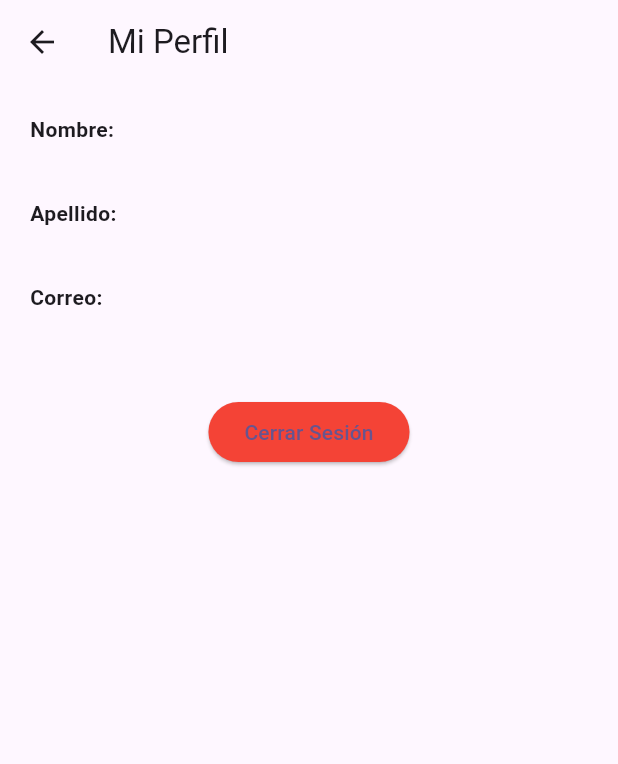
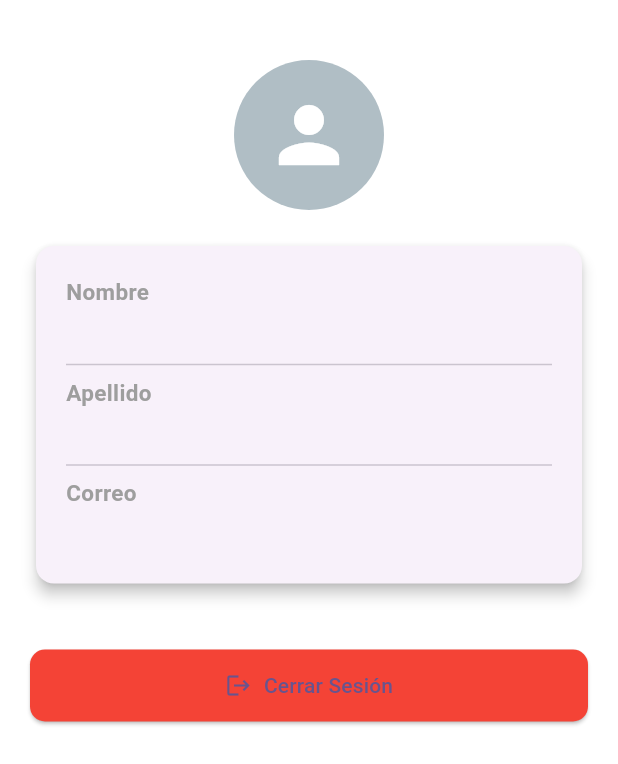
Before and after one commit to Luisfernando0091/OPCION_HELP_MOVIL, a Flutter app: the PerfilScreen screen opened by its route, on a phone screen of 412 x 824 dp. Shown: the top 764 px of the screen. Run offline on Flutter 3.47's test engine with Material 3 defaults, Android fonts, the phone set to English and light mode, and no system bars; our stand-ins replace firebase_core, firebase_messaging, flutter_local_notifications, shared_preferences; accounts and stored records are empty; network calls fail.

Commit message:
V26-11-25V1

```diff
--- a/lib/view/screens/incidente/incidente.dart
+++ b/lib/view/screens/incidente/incidente.dart
@@ -59,7 +59,8 @@ class _IncidentesPageState extends State<IncidentesPage> {
 
           // ⚠ SI LA LISTA ESTÁ VACÍA, MOSTRAR CALENDARIO AUTOMÁTICAMENTE
           if (listaFiltrada.isEmpty) {
-            return Column(
+            return Center(
+              child: Column(
                 children: [
                   const SizedBox(height: 80),
                   const Icon(Icons.inbox, size: 80, color: Colors.grey),
@@ -90,6 +91,7 @@ class _IncidentesPageState extends State<IncidentesPage> {
                     },
                   ),
                 ],
+              ),
             );
           }
 
--- a/lib/view/screens/login/perfil/perfil.dart
+++ b/lib/view/screens/login/perfil/perfil.dart
@@ -46,29 +46,56 @@ class _PerfilScreenState extends State<PerfilScreen> {
     }
 
     return Scaffold(
-      appBar: AppBar(title: const Text("Mi Perfil")),
-      body: Padding(
-        padding: const EdgeInsets.all(20),
+      backgroundColor: Colors.white,
+      body: SingleChildScrollView(
+        padding: const EdgeInsets.symmetric(horizontal: 20, vertical: 40),
         child: Column(
-          crossAxisAlignment: CrossAxisAlignment.start,
           children: [
-            Text("Nombre:", style: TextStyle(fontWeight: FontWeight.bold)),
-            Text(user!.name, style: TextStyle(fontSize: 18)),
-            const SizedBox(height: 10),
+            // FOTO DE PERFIL
+            CircleAvatar(
+              radius: 50,
+              backgroundColor: Colors.blueGrey.shade200,
+              child: const Icon(Icons.person, size: 60, color: Colors.white),
+            ),
+            const SizedBox(height: 20),
 
-            Text("Apellido:", style: TextStyle(fontWeight: FontWeight.bold)),
-            Text(user!.lastName, style: TextStyle(fontSize: 18)),
-            const SizedBox(height: 10),
+            // CARD CON INFORMACIÓN
+            Card(
+              elevation: 4,
+              shape: RoundedRectangleBorder(
+                borderRadius: BorderRadius.circular(12),
+              ),
+              child: Padding(
+                padding: const EdgeInsets.all(20),
+                child: Column(
+                  crossAxisAlignment: CrossAxisAlignment.start,
+                  children: [
+                    profileItem("Nombre", user!.name),
+                    const Divider(),
+                    profileItem("Apellido", user!.lastName),
+                    const Divider(),
+                    profileItem("Correo", user!.email),
+                  ],
+                ),
+              ),
+            ),
 
-            Text("Correo:", style: TextStyle(fontWeight: FontWeight.bold)),
-            Text(user!.email, style: TextStyle(fontSize: 18)),
-            const SizedBox(height: 30),
+            const SizedBox(height: 40),
 
-            Center(
-              child: ElevatedButton(
+            // BOTÓN CERRAR SESIÓN
+            SizedBox(
+              width: double.infinity,
+              child: ElevatedButton.icon(
                 onPressed: logout,
-                style: ElevatedButton.styleFrom(backgroundColor: Colors.red),
-                child: const Text("Cerrar Sesión"),
+                icon: const Icon(Icons.logout),
+                label: const Text("Cerrar Sesión"),
+                style: ElevatedButton.styleFrom(
+                  backgroundColor: Colors.red,
+                  padding: const EdgeInsets.symmetric(vertical: 14),
+                  shape: RoundedRectangleBorder(
+                    borderRadius: BorderRadius.circular(10),
+                  ),
+                ),
               ),
             ),
           ],
@@ -76,4 +103,22 @@ class _PerfilScreenState extends State<PerfilScreen> {
       ),
     );
   }
+
+  Widget profileItem(String title, String value) {
+    return Column(
+      crossAxisAlignment: CrossAxisAlignment.start,
+      children: [
+        Text(
+          title,
+          style: const TextStyle(
+            fontSize: 15,
+            fontWeight: FontWeight.bold,
+            color: Colors.grey,
+          ),
+        ),
+        const SizedBox(height: 4),
+        Text(value, style: const TextStyle(fontSize: 18)),
+      ],
+    );
+  }
 }
--- a/lib/view/screens/requerimiento/requerimiento.dart
+++ b/lib/view/screens/requerimiento/requerimiento.dart
@@ -58,7 +58,8 @@ class _RequerimientosPageState extends State<RequerimientosPage> {
 
           // 🟡 Si está vacío → mostrar mensaje + calendario
           if (listaFiltrada.isEmpty) {
-            return Column(
+            return Center(
+              child: Column(
                 children: [
                   const SizedBox(height: 80),
                   const Icon(Icons.inbox, size: 80, color: Colors.grey),
@@ -88,6 +89,7 @@ class _RequerimientosPageState extends State<RequerimientosPage> {
                     },
                   ),
                 ],
+              ),
             );
           }
 
```
Also changed, not shown: lib/view/screens/incidente/incidentedetalles.dart (+15 -6 lines), lib/view/screens/requerimiento/requerimientodetalles.dart (+20 -10 lines). Lines whose indentation alone changed are shown as unchanged.
